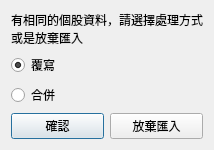
First picture: the form in QtDuplicateOptionDialog.ui, repository foxking0416/PythonStockPrice, before the edit.
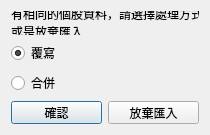
Second picture: the form after the edit.

Patch:
```diff
--- a/QtDuplicateOptionDialog.ui
+++ b/QtDuplicateOptionDialog.ui
@@ -10,6 +10,18 @@
     <height>135</height>
    </rect>
   </property>
+  <property name="minimumSize">
+   <size>
+    <width>210</width>
+    <height>135</height>
+   </size>
+  </property>
+  <property name="maximumSize">
+   <size>
+    <width>210</width>
+    <height>135</height>
+   </size>
+  </property>
   <property name="windowTitle">
    <string>重複資料處理方式</string>
   </property>
```
